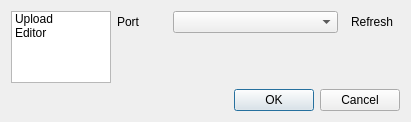
Old version of the form core/optionsdialog.ui in the repository QkThings/qkide.
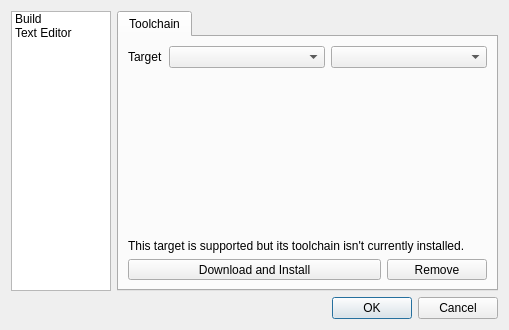
New version of the form. The open tabs and pages were chosen to show the change. Icons and pictures are not drawn.

```diff
--- a/core/optionsdialog.ui
+++ b/core/optionsdialog.ui
@@ -6,8 +6,8 @@
    <rect>
     <x>0</x>
     <y>0</y>
-    <width>378</width>
-    <height>122</height>
+    <width>509</width>
+    <height>330</height>
    </rect>
   </property>
   <property name="windowTitle">
@@ -32,12 +32,12 @@
        </property>
        <item>
         <property name="text">
-         <string>Upload</string>
+         <string>Build</string>
         </property>
        </item>
        <item>
         <property name="text">
-         <string>Editor</string>
+         <string>Text Editor</string>
         </property>
        </item>
       </widget>
@@ -62,44 +62,31 @@
           <number>0</number>
          </property>
          <item>
-          <layout class="QFormLayout" name="formLayout_4">
+          <widget class="QTabWidget" name="tabWidget">
+           <property name="currentIndex">
+            <number>0</number>
+           </property>
+           <widget class="QWidget" name="tab_2">
+            <attribute name="title">
+             <string>Toolchain</string>
+            </attribute>
+            <layout class="QVBoxLayout" name="verticalLayout_4">
+             <item>
+              <layout class="QFormLayout" name="formLayout_2">
            <item row="0" column="0">
-            <widget class="QLabel" name="label_10">
-             <property name="minimumSize">
-              <size>
-               <width>50</width>
-               <height>0</height>
-              </size>
-             </property>
+                <widget class="QLabel" name="label">
              <property name="text">
-              <string>Port</string>
+                  <string>Target</string>
              </property>
             </widget>
            </item>
            <item row="0" column="1">
-            <layout class="QHBoxLayout" name="horizontalLayout_10">
+                <layout class="QHBoxLayout" name="horizontalLayout_2">
              <item>
               <widget class="QComboBox" name="comboPortName"/>
              </item>
              <item>
-              <widget class="QToolButton" name="refresh_toolButton">
-               <property name="text">
-                <string>Refresh</string>
-               </property>
-               <property name="icon">
-                <iconset resource="../resources/img.qrc">
-                 <normaloff>:/img/reload.png</normaloff>:/img/reload.png</iconset>
-               </property>
-               <property name="iconSize">
-                <size>
-                 <width>14</width>
-                 <height>14</height>
-                </size>
-               </property>
-               <property name="autoRaise">
-                <bool>true</bool>
-               </property>
-              </widget>
+                  <widget class="QComboBox" name="build_toolchain_comboTargetVariant"/>
              </item>
             </layout>
            </item>
@@ -113,10 +100,60 @@
            <property name="sizeHint" stdset="0">
             <size>
              <width>20</width>
-             <height>40</height>
+                 <height>133</height>
             </size>
            </property>
           </spacer>
+             </item>
+             <item>
+              <widget class="QLabel" name="label_3">
+               <property name="text">
+                <string>This target is supported but its toolchain isn't currently installed.</string>
+               </property>
+               <property name="wordWrap">
+                <bool>true</bool>
+               </property>
+              </widget>
+             </item>
+             <item>
+              <layout class="QHBoxLayout" name="horizontalLayout_3">
+               <item>
+                <widget class="QToolButton" name="toolButton">
+                 <property name="sizePolicy">
+                  <sizepolicy hsizetype="Expanding" vsizetype="Fixed">
+                   <horstretch>0</horstretch>
+                   <verstretch>0</verstretch>
+                  </sizepolicy>
+                 </property>
+                 <property name="text">
+                  <string>Download and Install</string>
+                 </property>
+                </widget>
+               </item>
+               <item>
+                <widget class="QToolButton" name="toolButton_2">
+                 <property name="sizePolicy">
+                  <sizepolicy hsizetype="Fixed" vsizetype="Fixed">
+                   <horstretch>0</horstretch>
+                   <verstretch>0</verstretch>
+                  </sizepolicy>
+                 </property>
+                 <property name="minimumSize">
+                  <size>
+                   <width>100</width>
+                   <height>0</height>
+                  </size>
+                 </property>
+                 <property name="text">
+                  <string>Remove</string>
+                 </property>
+                </widget>
+               </item>
+              </layout>
+             </item>
+            </layout>
+           </widget>
+          </widget>
          </item>
         </layout>
        </widget>
```
Left out of the diff: 10 changed lines with no effect on the pictures. Lines whose indentation alone changed are shown as unchanged.
